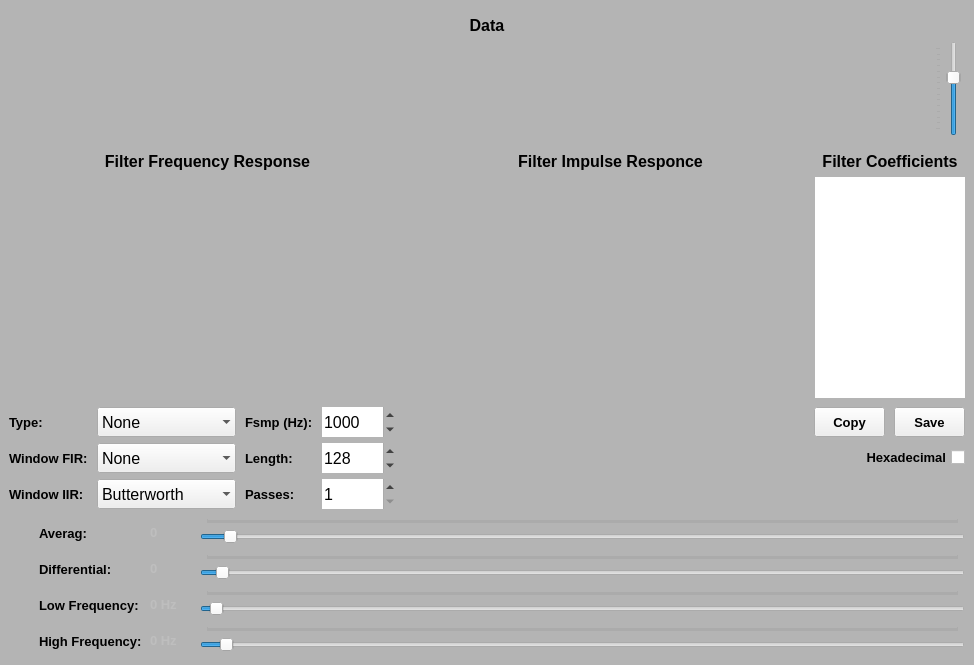
Old version of the form FilterMaker/FilterMaker/mainwindow.ui in the repository Bazzzukasss/FilterMaker.
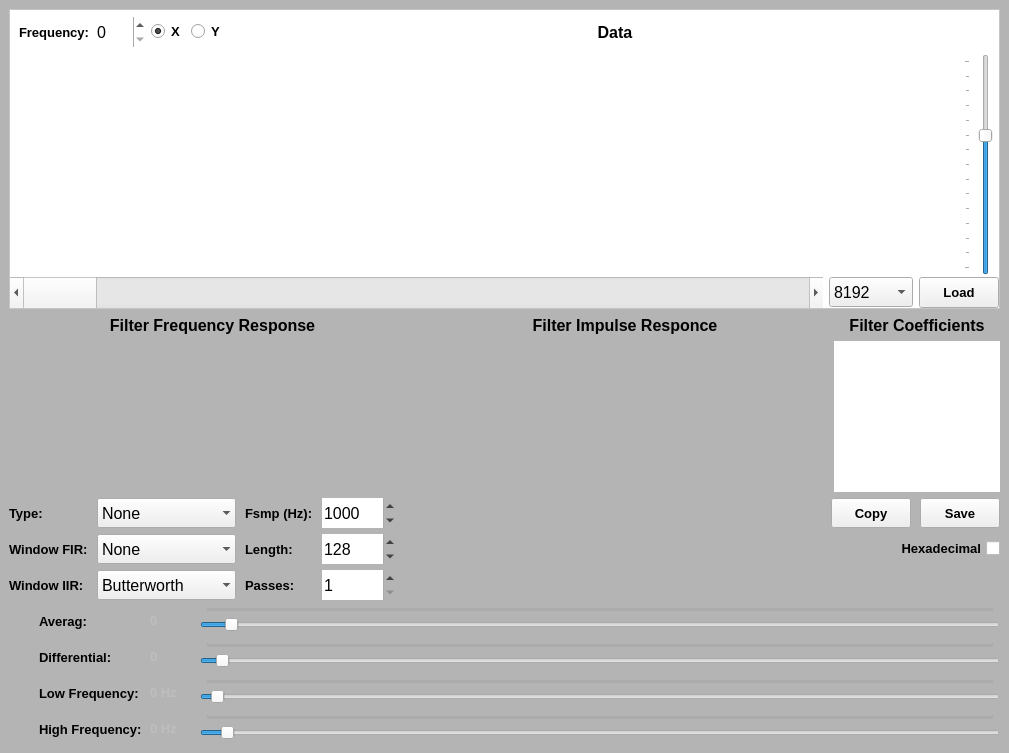
New version of the form. Icons and pictures are not drawn. Custom widgets are drawn as their Qt base class.

Commit message: REFACTORED: Data loading and visualization improved. UI business logic improved.

Diff of the .ui file:
```diff
--- a/FilterMaker/FilterMaker/mainwindow.ui
+++ b/FilterMaker/FilterMaker/mainwindow.ui
@@ -6,8 +6,8 @@
    <rect>
     <x>0</x>
     <y>0</y>
-    <width>974</width>
-    <height>665</height>
+    <width>1009</width>
+    <height>753</height>
    </rect>
   </property>
   <property name="font">
@@ -38,7 +38,7 @@
   <widget class="QWidget" name="centralWidget">
    <layout class="QVBoxLayout" name="verticalLayout">
     <property name="spacing">
-     <number>9</number>
+     <number>0</number>
     </property>
     <property name="leftMargin">
      <number>9</number>
@@ -54,14 +54,19 @@
     </property>
     <item>
      <widget class="QFrame" name="frame_Data">
-      <property name="sizePolicy">
-       <sizepolicy hsizetype="Preferred" vsizetype="Preferred">
-        <horstretch>0</horstretch>
-        <verstretch>1</verstretch>
-       </sizepolicy>
+      <property name="minimumSize">
+       <size>
+        <width>0</width>
+        <height>300</height>
+       </size>
+      </property>
+      <property name="styleSheet">
+       <string notr="true">QFrame{
+background-color: rgb(255, 255, 255);
+}</string>
       </property>
       <property name="frameShape">
-       <enum>QFrame::NoFrame</enum>
+       <enum>QFrame::StyledPanel</enum>
       </property>
       <property name="frameShadow">
        <enum>QFrame::Raised</enum>
@@ -83,32 +88,133 @@
         <number>0</number>
        </property>
        <item>
-        <widget class="QLabel" name="label_13">
-         <property name="minimumSize">
-          <size>
-           <width>0</width>
-           <height>32</height>
-          </size>
+        <widget class="QFrame" name="frame_5">
+         <property name="frameShape">
+          <enum>QFrame::NoFrame</enum>
          </property>
-         <property name="maximumSize">
-          <size>
-           <width>16777215</width>
-           <height>32</height>
-          </size>
+         <property name="frameShadow">
+          <enum>QFrame::Raised</enum>
          </property>
-         <property name="font">
-          <font>
-           <pointsize>12</pointsize>
-           <weight>75</weight>
-           <bold>true</bold>
-          </font>
-         </property>
-         <property name="text">
-          <string>Data</string>
-         </property>
-         <property name="alignment">
-          <set>Qt::AlignCenter</set>
-         </property>
+         <layout class="QHBoxLayout" name="horizontalLayout_4">
+          <property name="leftMargin">
+           <number>9</number>
+          </property>
+          <property name="topMargin">
+           <number>6</number>
+          </property>
+          <property name="rightMargin">
+           <number>0</number>
+          </property>
+          <property name="bottomMargin">
+           <number>6</number>
+          </property>
+          <item>
+           <widget class="QLabel" name="label_2">
+            <property name="font">
+             <font>
+              <pointsize>10</pointsize>
+              <weight>75</weight>
+              <bold>true</bold>
+             </font>
+            </property>
+            <property name="text">
+             <string>Frequency:</string>
+            </property>
+           </widget>
+          </item>
+          <item>
+           <widget class="QSpinBox" name="spinBox_Frequency">
+            <property name="minimumSize">
+             <size>
+              <width>50</width>
+              <height>30</height>
+             </size>
+            </property>
+            <property name="maximumSize">
+             <size>
+              <width>16777215</width>
+              <height>30</height>
+             </size>
+            </property>
+            <property name="font">
+             <font>
+              <pointsize>12</pointsize>
+              <weight>50</weight>
+              <bold>false</bold>
+             </font>
+            </property>
+            <property name="frame">
+             <bool>false</bool>
+            </property>
+           </widget>
+          </item>
+          <item>
+           <widget class="QRadioButton" name="radioButton_X">
+            <property name="font">
+             <font>
+              <pointsize>10</pointsize>
+              <weight>75</weight>
+              <bold>true</bold>
+             </font>
+            </property>
+            <property name="text">
+             <string>X</string>
+            </property>
+            <property name="checked">
+             <bool>true</bool>
+            </property>
+           </widget>
+          </item>
+          <item>
+           <widget class="QRadioButton" name="radioButton_Y">
+            <property name="font">
+             <font>
+              <pointsize>10</pointsize>
+              <weight>75</weight>
+              <bold>true</bold>
+             </font>
+            </property>
+            <property name="text">
+             <string>Y</string>
+            </property>
+           </widget>
+          </item>
+          <item>
+           <widget class="QLabel" name="label_Data">
+            <property name="sizePolicy">
+             <sizepolicy hsizetype="Expanding" vsizetype="Preferred">
+              <horstretch>0</horstretch>
+              <verstretch>0</verstretch>
+             </sizepolicy>
+            </property>
+            <property name="minimumSize">
+             <size>
+              <width>0</width>
+              <height>32</height>
+             </size>
+            </property>
+            <property name="maximumSize">
+             <size>
+              <width>16777215</width>
+              <height>32</height>
+             </size>
+            </property>
+            <property name="font">
+             <font>
+              <pointsize>12</pointsize>
+              <weight>75</weight>
+              <bold>true</bold>
+             </font>
+            </property>
+            <property name="text">
+             <string>Data</string>
+            </property>
+            <property name="alignment">
+             <set>Qt::AlignCenter</set>
+            </property>
+           </widget>
+          </item>
+         </layout>
         </widget>
        </item>
        <item>
@@ -117,19 +223,26 @@
           <number>0</number>
          </property>
          <item>
-          <widget class="QCustomPlot" name="plot_Data" native="true"/>
+          <widget class="QCustomPlot" name="plot_Data" native="true">
+           <property name="sizePolicy">
+            <sizepolicy hsizetype="Expanding" vsizetype="Expanding">
+             <horstretch>0</horstretch>
+             <verstretch>0</verstretch>
+            </sizepolicy>
+           </property>
+          </widget>
          </item>
          <item>
           <widget class="QSlider" name="verticalSlider_Scale">
            <property name="minimumSize">
             <size>
-             <width>30</width>
+             <width>35</width>
              <height>0</height>
             </size>
            </property>
            <property name="maximumSize">
             <size>
-             <width>30</width>
+             <width>35</width>
              <height>16777215</height>
             </size>
            </property>
@@ -155,6 +268,163 @@
          </item>
         </layout>
        </item>
+       <item>
+        <widget class="QFrame" name="frame_4">
+         <property name="frameShape">
+          <enum>QFrame::NoFrame</enum>
+         </property>
+         <property name="frameShadow">
+          <enum>QFrame::Raised</enum>
+         </property>
+         <layout class="QHBoxLayout" name="horizontalLayout_5">
+          <property name="leftMargin">
+           <number>0</number>
+          </property>
+          <property name="topMargin">
+           <number>2</number>
+          </property>
+          <property name="rightMargin">
+           <number>0</number>
+          </property>
+          <property name="bottomMargin">
+           <number>0</number>
+          </property>
+          <item>
+           <widget class="QScrollBar" name="horizontalScrollBar_Position">
+            <property name="sizePolicy">
+             <sizepolicy hsizetype="Minimum" vsizetype="Preferred">
+              <horstretch>0</horstretch>
+              <verstretch>0</verstretch>
+             </sizepolicy>
+            </property>
+            <property name="orientation">
+             <enum>Qt::Horizontal</enum>
+            </property>
+           </widget>
+          </item>
+          <item>
+           <widget class="QComboBox" name="comboBox_Sweep">
+            <property name="sizePolicy">
+             <sizepolicy hsizetype="Fixed" vsizetype="Fixed">
+              <horstretch>0</horstretch>
+              <verstretch>0</verstretch>
+             </sizepolicy>
+            </property>
+            <property name="minimumSize">
+             <size>
+              <width>0</width>
+              <height>30</height>
+             </size>
+            </property>
+            <property name="font">
+             <font>
+              <pointsize>12</pointsize>
+             </font>
+            </property>
+            <property name="currentIndex">
+             <number>6</number>
+            </property>
+            <item>
+             <property name="text">
+              <string>128</string>
+             </property>
+            </item>
+            <item>
+             <property name="text">
+              <string>256</string>
+             </property>
+            </item>
+            <item>
+             <property name="text">
+              <string>512</string>
+             </property>
+            </item>
+            <item>
+             <property name="text">
+              <string>1024</string>
+             </property>
+            </item>
+            <item>
+             <property name="text">
+              <string>2048</string>
+             </property>
+            </item>
+            <item>
+             <property name="text">
+              <string>4096</string>
+             </property>
+            </item>
+            <item>
+             <property name="text">
+              <string>8192</string>
+             </property>
+            </item>
+            <item>
+             <property name="text">
+              <string>16384</string>
+             </property>
+            </item>
+            <item>
+             <property name="text">
+              <string>32768</string>
+             </property>
+            </item>
+            <item>
+             <property name="text">
+              <string>65536</string>
+             </property>
+            </item>
+            <item>
+             <property name="text">
+              <string>131072</string>
+             </property>
+            </item>
+            <item>
+             <property name="text">
+              <string>262144</string>
+             </property>
+            </item>
+           </widget>
+          </item>
+          <item>
+           <widget class="QPushButton" name="pushButton_Load">
+            <property name="minimumSize">
+             <size>
+              <width>80</width>
+              <height>31</height>
+             </size>
+            </property>
+            <property name="maximumSize">
+             <size>
+              <width>80</width>
+              <height>30</height>
+             </size>
+            </property>
+            <property name="font">
+             <font>
+              <pointsize>10</pointsize>
+              <weight>75</weight>
+              <bold>true</bold>
+             </font>
+            </property>
+            <property name="text">
+             <string>Load</string>
+            </property>
+            <property name="icon">
+             <iconset resource="images.qrc">
+              <normaloff>:/images/images/open.png</normaloff>:/images/images/open.png</iconset>
+            </property>
+            <property name="iconSize">
+             <size>
+              <width>20</width>
+              <height>20</height>
+             </size>
+            </property>
+           </widget>
+          </item>
+         </layout>
+        </widget>
+       </item>
       </layout>
      </widget>
     </item>
@@ -396,13 +666,13 @@
             </property>
             <property name="minimumSize">
              <size>
-              <width>150</width>
+              <width>166</width>
               <height>0</height>
              </size>
             </property>
             <property name="maximumSize">
              <size>
-              <width>150</width>
+              <width>160</width>
               <height>16777215</height>
              </size>
             </property>
@@ -449,13 +719,13 @@
         <number>0</number>
        </property>
        <property name="topMargin">
-        <number>0</number>
+        <number>6</number>
        </property>
        <property name="rightMargin">
         <number>0</number>
        </property>
        <property name="bottomMargin">
-        <number>0</number>
+        <number>6</number>
        </property>
        <property name="horizontalSpacing">
         <number>9</number>
@@ -906,13 +1176,13 @@
         <widget class="QPushButton" name="pushButton_Save">
          <property name="minimumSize">
           <size>
-           <width>71</width>
+           <width>80</width>
            <height>30</height>
           </size>
          </property>
          <property name="maximumSize">
           <size>
-           <width>71</width>
+           <width>80</width>
            <height>30</height>
           </size>
          </property>
@@ -942,13 +1212,13 @@
         <widget class="QPushButton" name="pushButton_Copy">
          <property name="minimumSize">
           <size>
-           <width>71</width>
+           <width>80</width>
            <height>30</height>
           </size>
          </property>
          <property name="maximumSize">
           <size>
-           <width>71</width>
+           <width>80</width>
            <height>30</height>
           </size>
          </property>
```
Left out of the diff: 2 changed lines with no effect on the pictures. The commit also changes 9 other files.
